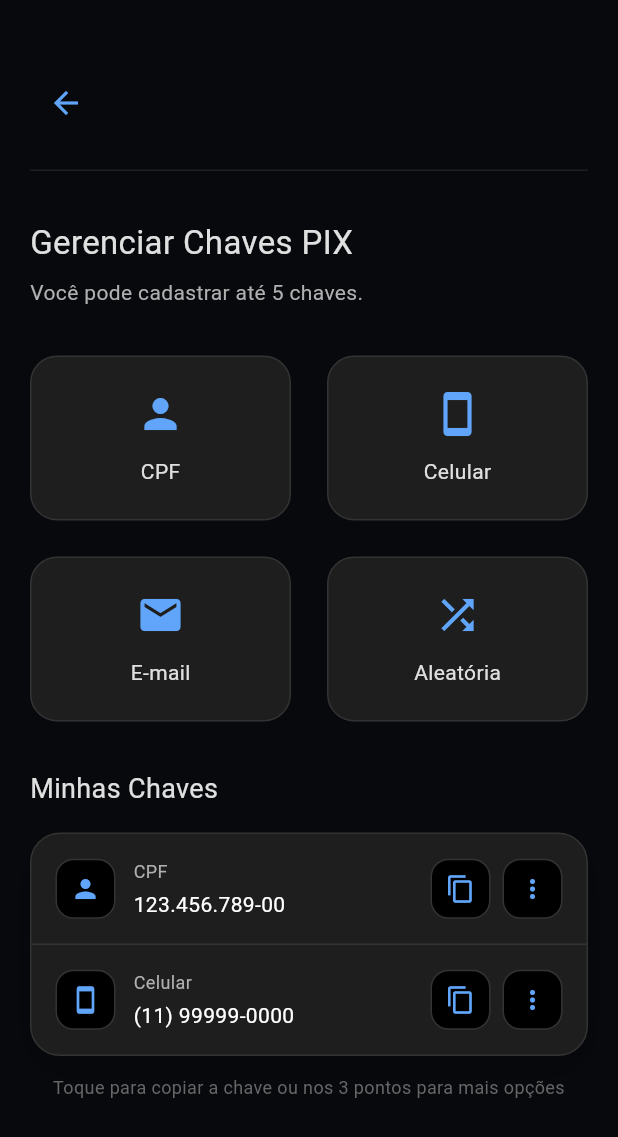
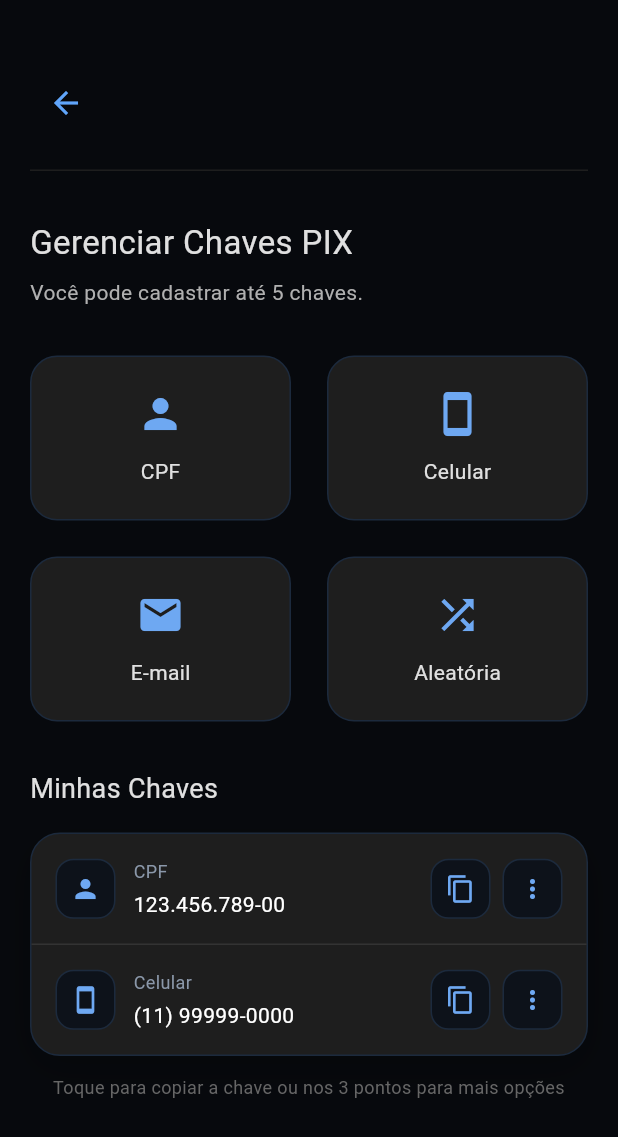
Before and after one commit to Vultyi/san1ty-front, a Flutter app: the PixHomeScreen screen opened by its route, after a tap on "Minhas Chaves Pix", on a phone screen of 412 x 824 dp. Shown: the top 1137 px of the screen. Run offline on Flutter 3.47's test engine with Material 3 defaults, Android fonts, the phone set to English and light mode, and no system bars; our stand-ins replace fl_chart, flutter_secure_storage, google_fonts, package_info_plus, qr_flutter; missing offline and left inert: ota_update; accounts and stored records are empty; network calls fail.

Commit message:
style: unifica tom grafite/azul sem glow na plataforma

```diff
--- a/lib/screens/commerce_dashboard_screen.dart
+++ b/lib/screens/commerce_dashboard_screen.dart
@@ -476,11 +476,9 @@
         const SizedBox(height: Dimensions.space16),
         Container(
           decoration: BoxDecoration(
-            gradient: const LinearGradient(
-              colors: [Color(0xFF2962FF), Color(0xFF007AFF)],
-            ),
+            color: AppColors.backgroundSecondary,
+            border: Border.all(color: AppColors.borderDefault, width: 1),
             borderRadius: BorderRadius.circular(Dimensions.radius18),
-            boxShadow: const [AppColors.shadowBlue],
           ),
           padding: const EdgeInsets.all(24),
           child: Column(
--- a/lib/screens/commerce_intro_screen.dart
+++ b/lib/screens/commerce_intro_screen.dart
@@ -39,11 +39,8 @@
                 width: 80,
                 height: 80,
                 decoration: BoxDecoration(
-                  gradient: const LinearGradient(
-                    colors: [Color(0xFF007AFF), Color(0xFF2962FF)],
-                  ),
+                  color: AppColors.actionPrimary,
                   borderRadius: BorderRadius.circular(Dimensions.radius24),
-                  boxShadow: const [AppColors.shadowBlue],
                 ),
                 child: const Icon(Icons.qr_code, color: Colors.white, size: 40),
               ),
--- a/lib/screens/pix_home_screen.dart
+++ b/lib/screens/pix_home_screen.dart
@@ -303,7 +303,7 @@
                 ),
               )
             : const Center(
-                child: Icon(Icons.qr_code, size: 64, color: Color(0xFF666666)),
+                child: Icon(Icons.qr_code, size: 64, color: AppColors.textTertiary),
               ),
       ),
     );
@@ -317,16 +317,16 @@
       inputFormatters: [FilteringTextInputFormatter.digitsOnly],
       decoration: InputDecoration(
         hintText: 'Digite o valor',
-        hintStyle: const TextStyle(color: Color(0xFF666666), fontSize: 20),
+        hintStyle: const TextStyle(color: AppColors.textPlaceholder, fontSize: 20),
         filled: true,
-        fillColor: const Color(0xFF000000),
+        fillColor: AppColors.backgroundSecondary,
         border: OutlineInputBorder(
           borderRadius: BorderRadius.circular(12),
-          borderSide: const BorderSide(color: Color(0xFF333333), width: 2),
+          borderSide: const BorderSide(color: AppColors.borderDefault, width: 2),
         ),
         enabledBorder: OutlineInputBorder(
           borderRadius: BorderRadius.circular(12),
-          borderSide: const BorderSide(color: Color(0xFF333333), width: 2),
+          borderSide: const BorderSide(color: AppColors.borderDefault, width: 2),
         ),
         focusedBorder: OutlineInputBorder(
           borderRadius: BorderRadius.circular(12),
--- a/lib/screens/pix_manage_keys_screen.dart
+++ b/lib/screens/pix_manage_keys_screen.dart
@@ -151,12 +151,12 @@
         decoration: BoxDecoration(
           color: const Color(0xFF1E1E1E),
           borderRadius: BorderRadius.circular(18),
-          border: Border.all(color: const Color(0xFF333333)),
+          border: Border.all(color: AppColors.borderDefault),
         ),
         child: Column(
           mainAxisAlignment: MainAxisAlignment.center,
           children: [
-            Icon(icon, color: const Color(0xFF60A5FA), size: 32),
+            Icon(icon, color: AppColors.blueLight, size: 32),
             const SizedBox(height: Dimensions.space12),
             Text(label, style: const TextStyle(color: Color(0xFFE0E0E0), fontSize: 14)),
           ],
@@ -170,7 +170,7 @@
       decoration: BoxDecoration(
         color: const Color(0xFF1E1E1E),
         borderRadius: BorderRadius.circular(20),
-        border: Border.all(color: const Color(0xFF333333)),
+        border: Border.all(color: AppColors.borderDefault),
         boxShadow: const [
           BoxShadow(color: Color(0x33000000), blurRadius: 20, offset: Offset(0, 8)),
         ],
@@ -199,13 +199,13 @@
             width: 40,
             height: 40,
             decoration: BoxDecoration(
-              color: const Color(0xFF000000),
+              color: AppColors.backgroundSecondary,
               borderRadius: BorderRadius.circular(12),
-              border: Border.all(color: const Color(0xFF333333)),
+              border: Border.all(color: AppColors.borderDefault),
             ),
             child: Icon(
               _iconForType(key.type),
-              color: const Color(0xFF60A5FA),
+              color: AppColors.blueLight,
               size: 20,
             ),
           ),
@@ -214,7 +214,7 @@
             child: Column(
               crossAxisAlignment: CrossAxisAlignment.start,
               children: [
-                Text(key.label, style: const TextStyle(color: Color(0xFFB0B0B0), fontSize: 12)),
+                Text(key.label, style: const TextStyle(color: AppColors.textSecondary, fontSize: 12)),
                 const SizedBox(height: 4),
                 Text(key.value, style: const TextStyle(color: Colors.white, fontSize: 14), overflow: TextOverflow.ellipsis),
               ],
@@ -233,12 +233,12 @@
       width: 40,
       height: 40,
       decoration: BoxDecoration(
-        color: const Color(0xFF000000),
+        color: AppColors.backgroundSecondary,
         borderRadius: BorderRadius.circular(12),
-        border: Border.all(color: const Color(0xFF333333)),
+        border: Border.all(color: AppColors.borderDefault),
       ),
       child: IconButton(
-        icon: Icon(icon, color: const Color(0xFF60A5FA), size: 20),
+        icon: Icon(icon, color: AppColors.blueLight, size: 20),
         onPressed: onPressed,
         padding: EdgeInsets.zero,
         splashRadius: 20,
@@ -272,7 +272,7 @@
                   padding: const EdgeInsets.all(12),
                   decoration: BoxDecoration(
                     borderRadius: BorderRadius.circular(12),
-                    color: const Color(0xFF000000),
+                    color: AppColors.backgroundSecondary,
                   ),
                   child: Row(
                     children: const [
--- a/lib/screens/pix_success_screen.dart
+++ b/lib/screens/pix_success_screen.dart
@@ -84,8 +84,8 @@
       child: Container(
         width: 96,
         height: 96,
-        decoration: const BoxDecoration(color: Color(0xFF00FF88), shape: BoxShape.circle),
-        child: const Icon(Icons.check, size: 56, color: Colors.black),
+        decoration: const BoxDecoration(color: AppColors.successGreen, shape: BoxShape.circle),
+        child: const Icon(Icons.check, size: 56, color: Colors.white),
       ),
     );
   }
--- a/lib/screens/statement_screen.dart
+++ b/lib/screens/statement_screen.dart
@@ -104,11 +104,9 @@
       padding: Dimensions.screenPadding,
       child: Container(
         decoration: BoxDecoration(
-          gradient: const LinearGradient(
-            colors: [Color(0xFF2962FF), Color(0xFF007AFF)],
-          ),
+          color: AppColors.backgroundSecondary,
+          border: Border.all(color: AppColors.borderDefault, width: 1),
           borderRadius: BorderRadius.circular(Dimensions.radius18),
-          boxShadow: const [AppColors.shadowBlue],
         ),
         padding: const EdgeInsets.all(24),
         child: Column(
```
Also changed, not shown: lib/screens/commerce_plan_screen.dart (+2 -7 lines), lib/screens/login_screen.dart (+0 -9 lines), lib/screens/wallet_screen.dart (+2 -6 lines).
